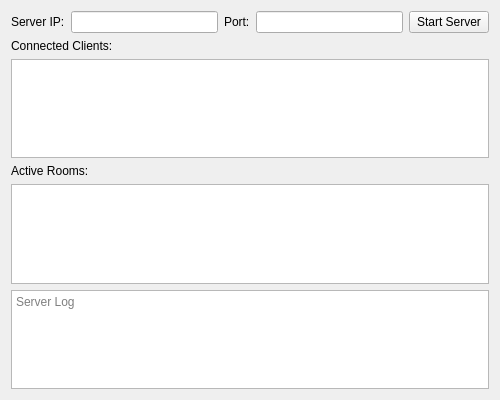
Qt form ChatServer/servermanager.ui (BlueBird-0/VEDA_QtChat) before a commit.
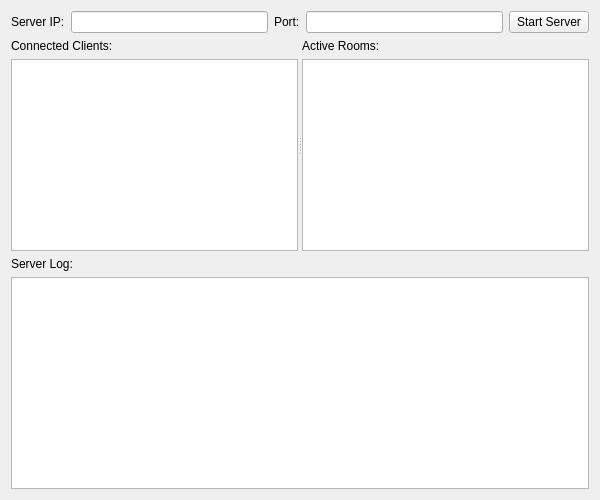
The same form after that commit.

```diff
--- a/ChatServer/servermanager.ui
+++ b/ChatServer/servermanager.ui
@@ -6,8 +6,8 @@
    <rect>
     <x>0</x>
     <y>0</y>
-    <width>500</width>
-    <height>400</height>
+    <width>600</width>
+    <height>500</height>
    </rect>
   </property>
   <property name="windowTitle">
@@ -46,6 +46,13 @@
     </layout>
    </item>
    <item>
+    <widget class="QSplitter" name="splitter">
+     <property name="orientation">
+      <enum>Qt::Horizontal</enum>
+     </property>
+     <widget class="QWidget" name="layoutWidget">
+      <layout class="QVBoxLayout" name="verticalLayout_2">
+       <item>
     <widget class="QLabel" name="label_3">
      <property name="text">
       <string>Connected Clients:</string>
@@ -55,6 +62,10 @@
    <item>
     <widget class="QListWidget" name="clientListWidget"/>
    </item>
+      </layout>
+     </widget>
+     <widget class="QWidget" name="layoutWidget">
+      <layout class="QVBoxLayout" name="verticalLayout_3">
    <item>
     <widget class="QLabel" name="label_4">
      <property name="text">
@@ -65,14 +76,22 @@
    <item>
     <widget class="QListWidget" name="roomListWidget"/>
    </item>
+      </layout>
+     </widget>
+    </widget>
+   </item>
+   <item>
+    <widget class="QLabel" name="label_5">
+     <property name="text">
+      <string>Server Log:</string>
+     </property>
+    </widget>
+   </item>
    <item>
     <widget class="QPlainTextEdit" name="logTextEdit">
      <property name="readOnly">
       <bool>true</bool>
      </property>
-     <property name="placeholderText">
-      <string>Server Log</string>
-     </property>
     </widget>
    </item>
   </layout>
```
Lines whose indentation alone changed are shown as unchanged.
